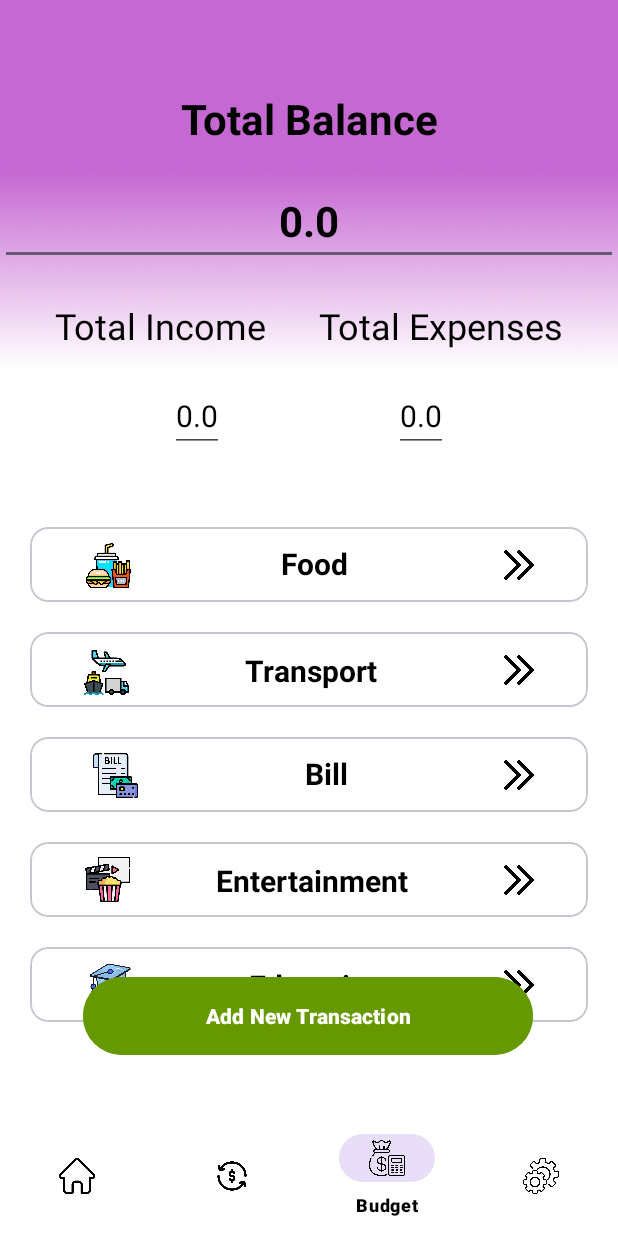
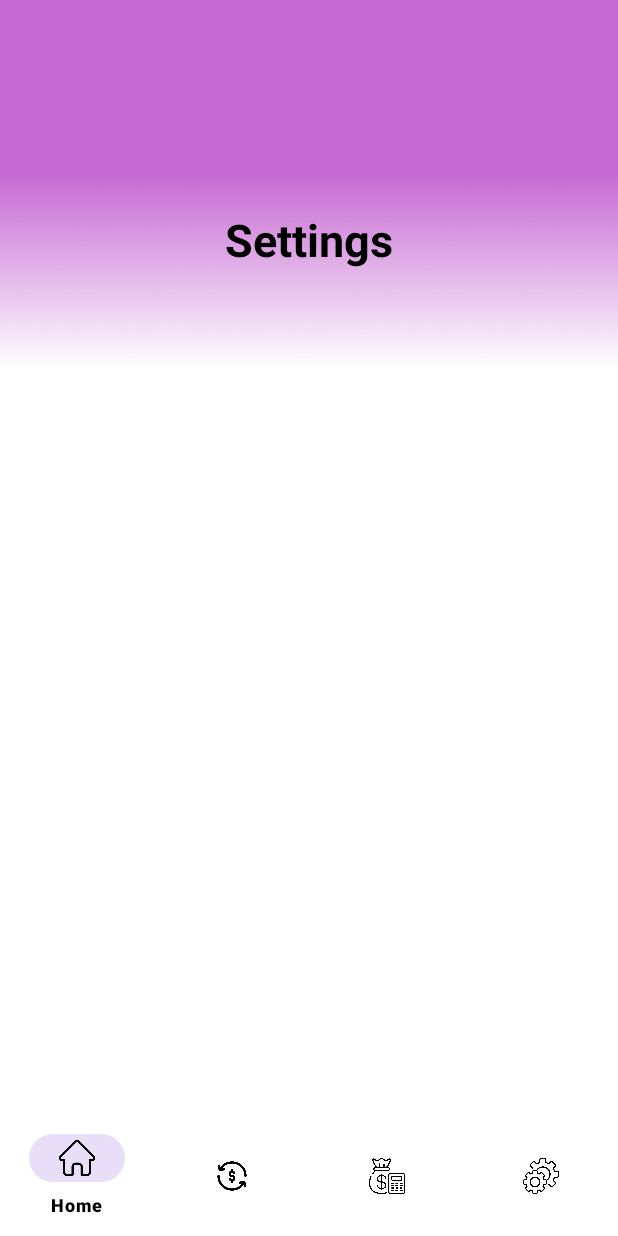
Before and after one commit to sahan200272/MADLabExam3, an Android app: the screen it shows after launch (MainActivity before the commit, Setting after it), item 4 of the bottom bar chosen, on a phone screen of 412 x 824 dp. Run offline under Robolectric (Android 15) with nearby library versions, the phone set to English and light mode, and no system bars.

Commit message:
Third Commit

```diff
--- a/app/build.gradle.kts
+++ b/app/build.gradle.kts
@@ -37,6 +37,7 @@ android {
 
 dependencies {
 
+    implementation("com.google.code.gson:gson:2.8.8")
     implementation(libs.androidx.core.ktx)
     implementation(libs.androidx.appcompat)
     implementation(libs.material)
--- a/app/src/main/AndroidManifest.xml
+++ b/app/src/main/AndroidManifest.xml
@@ -12,6 +12,12 @@
         android:supportsRtl="true"
         android:theme="@style/Theme.MADLabExam3"
         tools:targetApi="31">
+        <activity
+            android:name=".Setting"
+            android:exported="false" />
+        <activity
+            android:name=".TransactionManagement"
+            android:exported="false" />
         <activity
             android:name=".BudgetDetails"
             android:exported="false" />
--- a/app/src/main/java/com/example/madlabexam3/MainActivity.kt
+++ b/app/src/main/java/com/example/madlabexam3/MainActivity.kt
@@ -1,6 +1,7 @@
 package com.example.madlabexam3
 
 import android.annotation.SuppressLint
+import android.content.Context
 import android.content.Intent
 import android.content.SharedPreferences
 import android.os.Bundle
@@ -10,20 +11,22 @@ import androidx.activity.enableEdgeToEdge
 import androidx.appcompat.app.AppCompatActivity
 import androidx.core.view.ViewCompat
 import androidx.core.view.WindowInsetsCompat
-import androidx.fragment.app.Fragment
+import com.example.madlabexam3.models.Transaction
 import com.google.android.material.bottomnavigation.BottomNavigationView
+import com.google.gson.Gson
 
 class MainActivity : AppCompatActivity() {
 
     private lateinit var etTotalBalance:EditText
     private lateinit var etTotalIncome:EditText
     private lateinit var etTotalExpense:EditText
-    private lateinit var btnAddExpenses: Button
     private lateinit var btnDelete:Button
 
+    //create shared preferences variable
     private lateinit var sharedPreferences: SharedPreferences
     private lateinit var editor: SharedPreferences.Editor
 
+    //bottom navigation variable
     private lateinit var bottomNavigationView: BottomNavigationView
 
     override fun onCreate(savedInstanceState: Bundle?) {
@@ -36,11 +39,10 @@ class MainActivity : AppCompatActivity() {
             insets
         }
 
+        //initialize variables
         etTotalBalance = findViewById(R.id.etTotalBalance)
         etTotalIncome = findViewById(R.id.etTotalIncome)
         etTotalExpense = findViewById(R.id.etTotalExpense)
-
-        bottomNavigationView = findViewById(R.id.bottomNavigationView)
 
         sharedPreferences = getSharedPreferences("TransactionData", MODE_PRIVATE)
         editor = sharedPreferences.edit()
@@ -48,11 +50,20 @@ class MainActivity : AppCompatActivity() {
         loadSaveData();
 
         val selectedRadioBtn = intent.getStringExtra("selectedRadioBtn")
+        val titleGet = intent.getStringExtra("title")
         val amountString = intent.getStringExtra("amount")
+        val categoryGet = intent.getStringExtra("category")
+        val dateGet = intent.getStringExtra("date")
 
         if(!amountString.isNullOrEmpty()){
 
             val amount = amountString.toFloat()
+            val title = titleGet.toString()
+            val category = categoryGet.toString()
+            val date = dateGet.toString()
+
+            val transaction = Transaction(title, amount, category, date)
+            saveTransaction(this, transaction)
 
             if(selectedRadioBtn == "income"){
 
@@ -64,6 +75,10 @@ class MainActivity : AppCompatActivity() {
 
                 editor.putFloat("totalIncome", totalIncome)
                 editor.putFloat("totalBalance", totalBalance)
+                editor.putString("title", title)
+                editor.putString("category", category)
+                editor.putString("date", date)
+
                 editor.apply()
             }
             else{
@@ -76,17 +91,15 @@ class MainActivity : AppCompatActivity() {
 
                 editor.putFloat("totalExpense", totalExpense)
                 editor.putFloat("totalBalance", totalBalance)
+                editor.putString("title", title)
+                editor.putString("category", category)
+                editor.putString("date", date)
+
                 editor.apply()
             }
 
             editor.apply()
             loadSaveData()
-        }
-
-        btnAddExpenses = findViewById(R.id.btnAddExpenses)
-        btnAddExpenses.setOnClickListener {
-            val intent = Intent(this, AddTransaction::class.java)
-            startActivity(intent)
         }
 
         btnDelete = findViewById(R.id.btnDelete)
@@ -96,6 +109,7 @@ class MainActivity : AppCompatActivity() {
             loadSaveData()
         }
 
+        bottomNavigationView = findViewById(R.id.bottomNavigationView)
         bottomNavigationView.setOnItemSelectedListener { item ->
 
             when (item.itemId) {
@@ -104,21 +118,21 @@ class MainActivity : AppCompatActivity() {
                     startActivity(intent)
                     true
                 }
-//                R.id.nav_transaction -> {
-//                    val intent = Intent(this, AddTransaction::class.java)
-//                    startActivity(intent)
-//                    true
-//                }
+                R.id.nav_transaction -> {
+                    val intent = Intent(this, TransactionManagement::class.java)
+                    startActivity(intent)
+                    true
+                }
                 R.id.nav_budget -> {
                     val intent = Intent(this, BudgetDetails::class.java)
                     startActivity(intent)
                     true
                 }
-//                R.id.nav_settings -> {
-//                    val intent = Intent(this, Settings::class.java)
-//                    startActivity(intent)
-//                    true
-//                }
+                R.id.nav_settings -> {
+                    val intent = Intent(this, Setting::class.java)
+                    startActivity(intent)
+                    true
+                }
                 else -> false
             }
         }
@@ -131,4 +145,27 @@ class MainActivity : AppCompatActivity() {
         etTotalExpense.setText(sharedPreferences.getFloat("totalExpense", 0.0f).toString())
         etTotalBalance.setText(sharedPreferences.getFloat("totalBalance", 0.0f).toString())
     }
+
+    private fun saveTransaction(context: Context, transaction: Transaction) {
+        val sharedPref = context.getSharedPreferences("TransactionData", Context.MODE_PRIVATE)
+        val editor = sharedPref.edit()
+        val gson = Gson()
+
+        // Retrieve the existing list of transactions, if available
+        val existingTransactionsJson = sharedPref.getString("transactions_list", null)
+        val existingTransactions: MutableList<Transaction> = if (existingTransactionsJson != null) {
+            gson.fromJson(existingTransactionsJson, Array<Transaction>::class.java).toMutableList()
+        } else {
+            mutableListOf()
+        }
+
+        // Add the new transaction to the list
+        existingTransactions.add(transaction)
+
+        // Save the updated list back to SharedPreferences
+        val updatedJson = gson.toJson(existingTransactions)
+        editor.putString("transactions_list", updatedJson)
+        editor.apply()
+    }
+
 }
--- /dev/null
+++ b/app/src/main/java/com/example/madlabexam3/Setting.kt
@@ -0,0 +1,53 @@
+package com.example.madlabexam3
+
+import android.content.Intent
+import android.os.Bundle
+import androidx.activity.enableEdgeToEdge
+import androidx.appcompat.app.AppCompatActivity
+import androidx.core.view.ViewCompat
+import androidx.core.view.WindowInsetsCompat
+import com.google.android.material.bottomnavigation.BottomNavigationView
+
+class Setting : AppCompatActivity() {
+
+    private lateinit var bottomNavigationView: BottomNavigationView
+
+    override fun onCreate(savedInstanceState: Bundle?) {
+        super.onCreate(savedInstanceState)
+        enableEdgeToEdge()
+        setContentView(R.layout.activity_setting)
+        ViewCompat.setOnApplyWindowInsetsListener(findViewById(R.id.main)) { v, insets ->
+            val systemBars = insets.getInsets(WindowInsetsCompat.Type.systemBars())
+            v.setPadding(systemBars.left, systemBars.top, systemBars.right, systemBars.bottom)
+            insets
+        }
+
+        bottomNavigationView = findViewById(R.id.bottomNavigationView)
+        bottomNavigationView.setOnItemSelectedListener { item ->
+
+            when (item.itemId) {
+                R.id.nav_home -> {
+                    val intent = Intent(this, MainActivity::class.java)
+                    startActivity(intent)
+                    true
+                }
+                R.id.nav_transaction -> {
+                    val intent = Intent(this, TransactionManagement::class.java)
+                    startActivity(intent)
+                    true
+                }
+                R.id.nav_budget -> {
+                    val intent = Intent(this, BudgetDetails::class.java)
+                    startActivity(intent)
+                    true
+                }
+                R.id.nav_settings -> {
+                    val intent = Intent(this, Setting::class.java)
+                    startActivity(intent)
+                    true
+                }
+                else -> false
+            }
+        }
+    }
+}
--- a/app/src/main/java/com/example/madlabexam3/models/Transaction.kt
+++ b/app/src/main/java/com/example/madlabexam3/models/Transaction.kt
@@ -1,9 +1,9 @@
 package com.example.madlabexam3.models
 
 data class Transaction(
-    val id: Int,
+
     val title: String,
-    val amount: Double,
+    val amount: Float,
     val category: String,
     val date: String
 )
--- a/app/src/main/res/layout/activity_main.xml
+++ b/app/src/main/res/layout/activity_main.xml
@@ -384,27 +384,12 @@
         android:layout_width="wrap_content"
         android:layout_height="wrap_content"
         android:text="Delete"
-        app:layout_constraintBottom_toTopOf="@+id/btnAddExpenses"
+        app:layout_constraintBottom_toTopOf="@+id/bottomNavigationView"
         app:layout_constraintEnd_toEndOf="parent"
+        app:layout_constraintHorizontal_bias="0.498"
         app:layout_constraintStart_toStartOf="parent"
         app:layout_constraintTop_toBottomOf="@+id/cvEducation"
-        app:layout_constraintVertical_bias="1.0" />
-
-    <Button
-        android:id="@+id/btnAddExpenses"
-        android:layout_width="300dp"
-        android:layout_height="60dp"
-        android:backgroundTint="@android:color/holo_green_dark"
-        android:foregroundTint="@color/primary_color"
-        android:text="@string/add_new_transaction_btn"
-        android:textColor="@color/white"
-        android:textStyle="bold"
-        app:layout_constraintBottom_toBottomOf="parent"
-        app:layout_constraintEnd_toEndOf="parent"
-        app:layout_constraintHorizontal_bias="0.495"
-        app:layout_constraintStart_toStartOf="parent"
-        app:layout_constraintTop_toTopOf="parent"
-        app:layout_constraintVertical_bias="0.847" />
+        app:layout_constraintVertical_bias="0.405" />
 
     <com.google.android.material.bottomnavigation.BottomNavigationView
         android:id="@+id/bottomNavigationView"
--- /dev/null
+++ b/app/src/main/res/layout/activity_setting.xml
@@ -0,0 +1,38 @@
+<?xml version="1.0" encoding="utf-8"?>
+<androidx.constraintlayout.widget.ConstraintLayout xmlns:android="http://schemas.android.com/apk/res/android"
+    xmlns:app="http://schemas.android.com/apk/res-auto"
+    xmlns:tools="http://schemas.android.com/tools"
+    android:id="@+id/main"
+    android:layout_width="match_parent"
+    android:layout_height="match_parent"
+    tools:context=".Setting"
+    android:background="@drawable/background">
+
+    <TextView
+        android:layout_width="match_parent"
+        android:layout_height="wrap_content"
+        android:text="Settings"
+        android:textAlignment="center"
+        android:textColor="@color/black"
+        android:textSize="30dp"
+        android:textStyle="bold"
+        app:layout_constraintBottom_toBottomOf="parent"
+        app:layout_constraintEnd_toEndOf="parent"
+        app:layout_constraintHorizontal_bias="0.0"
+        app:layout_constraintStart_toStartOf="parent"
+        app:layout_constraintTop_toTopOf="parent"
+        app:layout_constraintVertical_bias="0.178" />
+
+    <com.google.android.material.bottomnavigation.BottomNavigationView
+        android:id="@+id/bottomNavigationView"
+        android:layout_width="match_parent"
+        android:layout_height="wrap_content"
+        android:background="@color/white"
+        app:itemIconTint="@android:color/black"
+        app:itemTextColor="@color/black"
+        app:layout_constraintBottom_toBottomOf="parent"
+        app:layout_constraintEnd_toEndOf="parent"
+        app:layout_constraintStart_toStartOf="parent"
+        app:menu="@menu/bottom_navigation_menu" />
+
+</androidx.constraintlayout.widget.ConstraintLayout>
--- a/app/src/main/res/layout/fragment_monthly_budget_setup.xml
+++ b/app/src/main/res/layout/fragment_monthly_budget_setup.xml
@@ -7,12 +7,6 @@
     android:background="@drawable/background"
     android:orientation="vertical"
     tools:context=".MonthlyBudgetSetup">
-
-    <!-- Title Text -->
-
-    <!-- EditText for budget input -->
-
-    <!-- Button to save the budget -->
 
     <TextView
         android:id="@+id/textViewTitle"
--- a/gradle/libs.versions.toml
+++ b/gradle/libs.versions.toml
@@ -1,5 +1,6 @@
 [versions]
 agp = "8.7.2"
+gson = "2.10.1"
 kotlin = "1.9.24"
 coreKtx = "1.16.0"
 junit = "4.13.2"
@@ -13,6 +14,7 @@ preference = "1.2.0"
 
 [libraries]
 androidx-core-ktx = { group = "androidx.core", name = "core-ktx", version.ref = "coreKtx" }
+gson = { module = "com.google.code.gson:gson", version.ref = "gson" }
 junit = { group = "junit", name = "junit", version.ref = "junit" }
 androidx-junit = { group = "androidx.test.ext", name = "junit", version.ref = "junitVersion" }
 androidx-espresso-core = { group = "androidx.test.espresso", name = "espresso-core", version.ref = "espressoCore" }
```
Also changed, not shown: app/src/main/java/com/example/madlabexam3/AddTransaction.kt (+19 -13 lines), app/src/main/java/com/example/madlabexam3/BudgetDetails.kt (+85 -5 lines), app/src/main/java/com/example/madlabexam3/MonthlyBudgetSetup.kt (+2 -5 lines), app/src/main/java/com/example/madlabexam3/TransactionManagement.kt (added, +102 -0 lines), app/src/main/java/com/example/madlabexam3/models/MyViewHolder.kt (added, +15 -0 lines), app/src/main/java/com/example/madlabexam3/models/TransactionAdapter.kt (added, +45 -0 lines), app/src/main/res/layout/activity_budget_details.xml (+13 -9 lines), app/src/main/res/layout/activity_transaction_management.xml (added, +64 -0 lines), app/src/main/res/layout/transaction_view.xml (added, +87 -0 lines).
